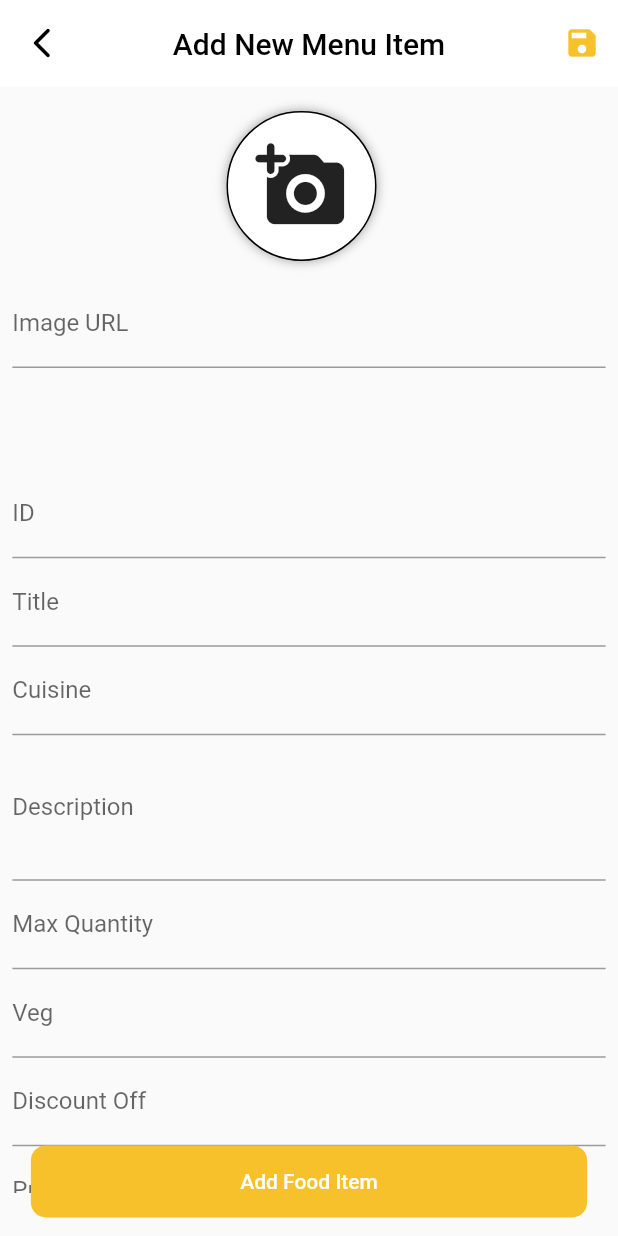
After one commit to AKSHAT564564/Foodistaan-Restuarant, a Flutter app: the EditMenuItemScreen screen opened by its route, on a phone screen of 412 x 824 dp. The commit adds this screen. Run offline on Flutter 3.47's test engine with Material 2 defaults, Android fonts, the phone set to English and light mode, and no system bars; our stand-ins replace cloud_firestore, firebase_auth, firebase_core, modal_progress_hud_nsn, rflutter_alert, sizer; accounts and stored records are empty.

Commit message:
Add Menu Item Screen---26/3/2022 6:53PM

```diff
--- a/lib/main.dart
+++ b/lib/main.dart
@@ -2,14 +2,17 @@ import 'package:firebase_auth/firebase_auth.dart';
 import 'package:flutter/material.dart';
 
 import 'package:foodistaan_restuarant/model/categoriesModel.dart';
+import 'package:foodistaan_restuarant/model/menuItemModel.dart';
 import 'package:foodistaan_restuarant/model/productModel.dart';
 import 'package:foodistaan_restuarant/provider/categorieProvider.dart';
+import 'package:foodistaan_restuarant/provider/menuItemsProvider.dart';
 import 'package:foodistaan_restuarant/provider/productsProvider.dart';
 import 'package:foodistaan_restuarant/screens/categories/categoriesScreen.dart';
 import 'package:foodistaan_restuarant/screens/home/home_page.dart';
 import 'package:firebase_core/firebase_core.dart';
 import 'package:foodistaan_restuarant/screens/insights/insights.dart';
 import 'package:foodistaan_restuarant/screens/login/login.dart';
+import 'package:foodistaan_restuarant/screens/menu/editMenuItemScreen.dart';
 import 'package:foodistaan_restuarant/screens/offers/offer.dart';
 import 'package:foodistaan_restuarant/screens/splash_screen.dart';
 import 'package:foodistaan_restuarant/mainScreenFile.dart';
@@ -150,6 +153,7 @@ class _MyAppState extends State<MyApp> {
                 'L': (context) => LoginScreen(),
                 'H': (context) => HomePage(),
                 'I': (context) => Insights(),
+                EditMenuItemScreen.routeName: (ctx) => EditMenuItemScreen(),
               },
             );
           });
--- /dev/null
+++ b/lib/model/menuItemModel.dart
@@ -0,0 +1,36 @@
+class MenuItem {
+  //Product Model
+
+  //  {
+  // "id": index,
+  // "name": "Products $index",
+  // "productImage":
+  //     "https://cdn.pixabay.com/photo/2016/10/09/14/00/vegetable-juices-1725835_960_720.jpg",
+  // "quantity": "5 x65 ml",
+  // "discount-Off": 10,
+  // "categorie": "package $index",
+  // "price": 50.0,
+  //         }
+
+  final String id;
+  final String title;
+  final String cuisine;
+  final String description;
+  final String maxQuantity;
+  final bool veg;
+  final double price;
+  final int discountOff;
+  final String image;
+
+  MenuItem({
+    required this.id,
+    required this.title,
+    required this.cuisine,
+    required this.description,
+    required this.maxQuantity,
+    required this.veg,
+    required this.price,
+    required this.discountOff,
+    required this.image,
+  });
+}
--- /dev/null
+++ b/lib/provider/menuItemsProvider.dart
@@ -0,0 +1,112 @@
+import 'package:flutter/material.dart';
+import 'package:foodistaan_restuarant/model/menuItemModel.dart';
+
+class MenuItems with ChangeNotifier {
+  List<MenuItem> _items = [
+    MenuItem(
+      id: "farm-house",
+      title: "Farm House",
+      cuisine: "pizza",
+      description:
+          "A pizza that goes ballistic on veggies! Check out this mouth watering overload of crunchy, crisp capsicum, succulent mushrooms and fresh tomatoes",
+      maxQuantity: "5",
+      veg: false,
+      discountOff: 5,
+      price: 99.0,
+      image: "https://www.dominos.co.in/files/items/Farmhouse.jpg",
+    ),
+    MenuItem(
+      id: "margherita",
+      title: "Margheita",
+      cuisine: "pizza",
+      description:
+          "A hugely popular margherita, with a deliciously tangy single cheese topping",
+      maxQuantity: "5",
+      veg: true,
+      discountOff: 0,
+      price: 99.0,
+      image: "https://www.dominos.co.in/files/items/Margherit.jpg",
+    ),
+  ];
+
+  MenuItems(this._items);
+
+  List<MenuItem> get items {
+    return [..._items];
+  }
+
+  MenuItem findById(String id) {
+    return _items.firstWhere((item) => item.id == id);
+  }
+
+//this function adds new product
+  Future<void> addMenuItem(MenuItem menuItem) async {
+    final url = '';
+    try {
+      // final response = await http.post(
+      //   url,
+      //   body: json.encode({
+      //     'id': menuItem.id,
+      //     'title': menuItem.title,
+      //     'cuisine': menuItem.cuisine,
+      //     'description': menuItem.description,
+      //     'maxQuantity': menuItem.maxQuantity,
+      //     'veg': menuItem.veg,
+      //     'discountOff': menuItem.discountOff,
+      //     'price': menuItem.price,
+      //     'image': menuItem.image,
+      //   }),
+      // );
+
+      final newMenuItem = MenuItem(
+        id: menuItem.id,
+        title: menuItem.title,
+        cuisine: menuItem.cuisine,
+        description: menuItem.description,
+        maxQuantity: menuItem.maxQuantity,
+        veg: menuItem.veg,
+        discountOff: menuItem.discountOff,
+        price: menuItem.price,
+        image: menuItem.image,
+      );
+      _items.add(newMenuItem);
+
+      notifyListeners();
+    }
+    // if we get an error during post we catch the error
+    // and execute accordingly
+    catch (error) {
+      print(error);
+      throw error;
+    }
+  }
+
+  Future<void> updateMenuItem(String id, MenuItem updateMenuItem) async {
+    final menuIndex = _items.indexWhere((menu) => menu.id == id);
+    try {
+      if (menuIndex >= 0) {
+        final url = '';
+        // await http.patch(url,
+        //     body: json.encode({
+        //       'id': updateMenuItem.id,
+        //       'title': updateMenuItem.title,
+        //       'cuisine': updateMenuItem.cuisine,
+        //       'description': updateMenuItem.description,
+        //       'maxQuantity': updateMenuItem.maxQuantity,
+        //       'veg': updateMenuItem.veg,
+        //       'discountOff': updateMenuItem.discountOff,
+        //       'price': updateMenuItem.price,
+        //       'image': updateMenuItem.image,
+        //     }));
+        _items[menuIndex] = updateMenuItem;
+        notifyListeners();
+        print('....Product Updated...');
+      } else {
+        print('....Not Update...');
+      }
+    } catch (error) {
+      print(error);
+      throw error;
+    }
+  }
+}
--- /dev/null
+++ b/lib/screens/menu/editMenuItemScreen.dart
@@ -0,0 +1,505 @@
+import 'package:flutter/material.dart';
+import 'package:foodistaan_restuarant/constants.dart';
+import 'package:foodistaan_restuarant/model/menuItemModel.dart';
+import 'package:foodistaan_restuarant/provider/menuItemsProvider.dart';
+import 'package:provider/provider.dart';
+import 'package:sizer/sizer.dart';
+
+class EditMenuItemScreen extends StatefulWidget {
+  static const routeName = '/edit-MenuItem';
+
+  @override
+  _EditMenuItemScreenState createState() => _EditMenuItemScreenState();
+}
+
+class _EditMenuItemScreenState extends State<EditMenuItemScreen> {
+  final _idFocusNode = FocusNode();
+  final _titleFocusNode = FocusNode();
+  final _cuisineFocusNode = FocusNode();
+  final _descriptionFocusNode = FocusNode();
+  final _maxQuantityFocusNode = FocusNode();
+  final _vegFocusNode = FocusNode();
+  final _discountFocusNode = FocusNode();
+  final _priceFocusNode = FocusNode();
+
+  final _imageController = TextEditingController();
+  final _imageFocusNode = FocusNode();
+  final _form = GlobalKey<FormState>();
+  var _editedMenuItem = MenuItem(
+    id: "farm-house",
+    title: "Farm House",
+    cuisine: "pizza",
+    description:
+        "A pizza that goes ballistic on veggies! Check out this mouth watering overload of crunchy, crisp capsicum, succulent mushrooms and fresh tomatoes",
+    maxQuantity: "5",
+    veg: false,
+    discountOff: 5,
+    price: 99.0,
+    image: "https://www.dominos.co.in/files/items/Farmhouse.jpg",
+  );
+  var _initValues = {
+    'id': "",
+    'title': "",
+    'cuisine': "",
+    'description': "",
+    'maxQuantity': "",
+    'veg': "",
+    'discountOff': "",
+    'price': "",
+    'image': "",
+  };
+
+  @override
+  void initState() {
+    _editedMenuItem = MenuItem(
+      id: "farm-house",
+      title: "Farm House",
+      cuisine: "pizza",
+      description:
+          "A pizza that goes ballistic on veggies! Check out this mouth watering overload of crunchy, crisp capsicum, succulent mushrooms and fresh tomatoes",
+      maxQuantity: "5",
+      veg: false,
+      discountOff: 5,
+      price: 99.0,
+      image: "https://www.dominos.co.in/files/items/Farmhouse.jpg",
+    );
+
+    _imageFocusNode.addListener(_updateImage);
+    super.initState();
+  }
+
+  @override
+  void dispose() {
+    _idFocusNode.dispose();
+    _titleFocusNode.dispose();
+    _cuisineFocusNode.dispose();
+    _descriptionFocusNode.dispose();
+    _maxQuantityFocusNode.dispose();
+    _vegFocusNode.dispose();
+    _discountFocusNode.dispose();
+    _priceFocusNode.dispose();
+    _imageController.dispose();
+    _imageFocusNode.removeListener(_updateImage);
+    _imageFocusNode.dispose();
+    super.dispose();
+  }
+
+  void _updateImage() {
+    if (!_imageFocusNode.hasFocus) {
+      if ((!_imageController.text.startsWith('http') &&
+              !_imageController.text.startsWith('https')) ||
+          (!_imageController.text.endsWith('.png') &&
+              !_imageController.text.endsWith('.jpg') &&
+              !_imageController.text.endsWith('.jpeg'))) {
+        return;
+      }
+      setState(() {});
+    }
+  }
+
+  @override
+  Widget build(BuildContext context) {
+    return Scaffold(
+      appBar: AppBar(
+        toolbarHeight: 7.h,
+        backgroundColor: Colors.white,
+        elevation: 0,
+        leading: IconButton(
+          onPressed: () {
+            Navigator.of(context).pop();
+          },
+          icon: Icon(Icons.arrow_back_ios_new_rounded, color: Colors.black),
+        ),
+        actions: <Widget>[
+          IconButton(
+            onPressed: () {},
+            icon: Icon(Icons.save, color: kYellow),
+          ),
+        ],
+        title: Text(
+          "Add New Menu Item",
+          style: TextStyle(color: Colors.black),
+        ),
+        centerTitle: true,
+      ),
+      body: Stack(
+        alignment: Alignment.bottomCenter,
+        children: [
+          Container(
+            height: 100.h,
+            width: 100.w,
+            margin: EdgeInsets.only(bottom: 2.5.h),
+            padding: EdgeInsets.all(1.h),
+            child: ListView(
+              children: <Widget>[
+                Container(
+                  height: 30.h,
+                  child: Column(
+                    crossAxisAlignment: CrossAxisAlignment.center,
+                    children: <Widget>[
+                      Container(
+                        width: 100,
+                        height: 100,
+                        //  margin: EdgeInsets.only(top: 15, right: 10),
+                        margin: EdgeInsets.only(
+                          top: 8,
+                          right: 10,
+                        ),
+                        decoration: BoxDecoration(
+                            border: Border.all(width: 1, color: Colors.black),
+                            // borderRadius: BorderRadius.all(Radius.circular(20)),
+                            shape: BoxShape.circle,
+                            boxShadow: [
+                              BoxShadow(
+                                color: Colors.grey,
+                                blurRadius: 6.0,
+                              ),
+                            ],
+                            color: Colors.white),
+
+                        child: _imageController.text.isEmpty
+                            ? Container(
+                                child: Icon(
+                                Icons.add_a_photo_rounded,
+                                size: 45.sp,
+                              ))
+                            : Container(
+                                decoration: BoxDecoration(
+                                  color: Colors.white,
+                                  borderRadius:
+                                      BorderRadius.all(Radius.circular(20)),
+                                  image: DecorationImage(
+                                    fit: BoxFit.fill,
+                                    image: NetworkImage(_imageController.text),
+                                  ),
+                                ),
+                              ),
+                      ),
+                      SizedBox(
+                        height: 1.5.h,
+                      ),
+                      Expanded(
+                        child: TextFormField(
+                          decoration: InputDecoration(labelText: 'Image URL'),
+                          keyboardType: TextInputType.url,
+                          textInputAction: TextInputAction.done,
+                          controller: _imageController,
+                          focusNode: _imageFocusNode,
+                          onFieldSubmitted: (_) {
+                            FocusScope.of(context).requestFocus(_idFocusNode);
+                          },
+                          validator: (value) {
+                            if (value!.isEmpty) {
+                              return 'Please enter an image URL.';
+                            }
+                            if (!value.startsWith('http') &&
+                                !value.startsWith('https')) {
+                              return 'Please enter a valid URL.';
+                            }
+                            if (!value.endsWith('.png') &&
+                                !value.endsWith('.jpg') &&
+                                !value.endsWith('.jpeg')) {
+                              return 'The Image URL is not correct.';
+                            }
+                            return null;
+                          },
+                          onSaved: (value) {
+                            _editedMenuItem = MenuItem(
+                              id: _editedMenuItem.id,
+                              title: _editedMenuItem.title,
+                              cuisine: _editedMenuItem.cuisine,
+                              description: _editedMenuItem.description,
+                              maxQuantity: _editedMenuItem.maxQuantity,
+                              veg: _editedMenuItem.veg,
+                              discountOff: _editedMenuItem.discountOff,
+                              price: _editedMenuItem.price,
+                              image: value!,
+                            );
+                          },
+                        ),
+                      ),
+                    ],
+                  ),
+                ),
+                TextFormField(
+                  initialValue: _initValues['id'],
+                  decoration: InputDecoration(labelText: 'ID'),
+                  textInputAction: TextInputAction.next,
+                  focusNode: _idFocusNode,
+                  onFieldSubmitted: (_) {
+                    FocusScope.of(context).requestFocus(_titleFocusNode);
+                  },
+                  validator: (value) {
+                    if (value!.isEmpty) {
+                      return 'The ID must not be empty.';
+                    }
+                    return null;
+                  },
+                  onSaved: (value) {
+                    _editedMenuItem = MenuItem(
+                      id: value!,
+                      title: _editedMenuItem.title,
+                      cuisine: _editedMenuItem.cuisine,
+                      description: _editedMenuItem.description,
+                      maxQuantity: _editedMenuItem.maxQuantity,
+                      veg: _editedMenuItem.veg,
+                      discountOff: _editedMenuItem.discountOff,
+                      price: _editedMenuItem.price,
+                      image: _editedMenuItem.image,
+                    );
+                  },
+                ),
+                TextFormField(
+                  initialValue: _initValues['title'],
+                  decoration: InputDecoration(labelText: 'Title'),
+                  textInputAction: TextInputAction.next,
+                  focusNode: _titleFocusNode,
+                  onFieldSubmitted: (_) {
+                    FocusScope.of(context).requestFocus(_cuisineFocusNode);
+                  },
+                  validator: (value) {
+                    if (value!.isEmpty) {
+                      return 'The title must not be empty.';
+                    }
+                    return null;
+                  },
+                  onSaved: (value) {
+                    _editedMenuItem = MenuItem(
+                      id: _editedMenuItem.id,
+                      title: value!,
+                      cuisine: _editedMenuItem.cuisine,
+                      description: _editedMenuItem.description,
+                      maxQuantity: _editedMenuItem.maxQuantity,
+                      veg: _editedMenuItem.veg,
+                      discountOff: _editedMenuItem.discountOff,
+                      price: _editedMenuItem.price,
+                      image: _editedMenuItem.image,
+                    );
+                  },
+                ),
+                TextFormField(
+                  initialValue: _initValues['cuisine'],
+                  decoration: InputDecoration(labelText: 'Cuisine'),
+                  textInputAction: TextInputAction.next,
+                  focusNode: _cuisineFocusNode,
+                  onFieldSubmitted: (_) {
+                    FocusScope.of(context).requestFocus(_descriptionFocusNode);
+                  },
+                  validator: (value) {
+                    if (value!.isEmpty) {
+                      return 'The Cuisine must not be empty.';
+                    }
+                    return null;
+                  },
+                  onSaved: (value) {
+                    _editedMenuItem = MenuItem(
+                      id: _editedMenuItem.id,
+                      title: _editedMenuItem.title,
+                      cuisine: value!,
+                      description: _editedMenuItem.description,
+                      maxQuantity: _editedMenuItem.maxQuantity,
+                      veg: _editedMenuItem.veg,
+                      discountOff: _editedMenuItem.discountOff,
+                      price: _editedMenuItem.price,
+                      image: _editedMenuItem.image,
+                    );
+                  },
+                ),
+                TextFormField(
+                  initialValue: _initValues['description'],
+                  decoration: InputDecoration(labelText: 'Description'),
+                  maxLines: 3,
+                  keyboardType: TextInputType.multiline,
+                  focusNode: _descriptionFocusNode,
+                  onFieldSubmitted: (_) {
+                    FocusScope.of(context).requestFocus(_maxQuantityFocusNode);
+                  },
+                  validator: (value) {
+                    if (value!.isEmpty) {
+                      return 'The description must not be empty.';
+                    }
+                    if (value.length < 10) {
+                      return 'The description must be atleast 10 characters.';
+                    }
+                    return null;
+                  },
+                  onSaved: (value) {
+                    _editedMenuItem = MenuItem(
+                      id: _editedMenuItem.id,
+                      title: _editedMenuItem.title,
+                      cuisine: _editedMenuItem.cuisine,
+                      description: value!,
+                      maxQuantity: _editedMenuItem.maxQuantity,
+                      veg: _editedMenuItem.veg,
+                      discountOff: _editedMenuItem.discountOff,
+                      price: _editedMenuItem.price,
+                      image: _editedMenuItem.image,
+                    );
+                  },
+                ),
+                TextFormField(
+                  initialValue: _initValues['maxQuantity'],
+                  decoration: InputDecoration(labelText: 'Max Quantity'),
+                  textInputAction: TextInputAction.next,
+                  keyboardType: TextInputType.number,
+                  focusNode: _maxQuantityFocusNode,
+                  onFieldSubmitted: (_) {
+                    FocusScope.of(context).requestFocus(_vegFocusNode);
+                  },
+                  validator: (value) {
+                    if (value!.isEmpty) {
+                      return 'The Max Quantity must not be empty.';
+                    }
+                    if (int.tryParse(value) == null) {
+                      return 'The Max Quantity must be in a number format.';
+                    }
+                    if (int.parse(value) <= 0) {
+                      return 'The Max Quantity should not be less than zero.';
+                    }
+                    return null;
+                  },
+                  onSaved: (value) {
+                    _editedMenuItem = MenuItem(
+                      id: _editedMenuItem.id,
+                      title: _editedMenuItem.title,
+                      cuisine: _editedMenuItem.cuisine,
+                      description: _editedMenuItem.description,
+                      maxQuantity: value!,
+                      veg: _editedMenuItem.veg,
+                      discountOff: _editedMenuItem.discountOff,
+                      price: _editedMenuItem.price,
+                      image: _editedMenuItem.image,
+                    );
+                  },
+                ),
+                TextFormField(
+                  initialValue: _initValues['veg'],
+                  decoration: InputDecoration(labelText: 'Veg'),
+                  textInputAction: TextInputAction.next,
+                  keyboardType: TextInputType.number,
+                  focusNode: _vegFocusNode,
+                  onFieldSubmitted: (_) {
+                    FocusScope.of(context).requestFocus(_discountFocusNode);
+                  },
+                  validator: (value) {
+                    if (value!.isEmpty) {
+                      return 'The Veg must not be empty.';
+                    }
+
+                    return null;
+                  },
+                  onSaved: (value) {
+                    _editedMenuItem = MenuItem(
+                      id: _editedMenuItem.id,
+                      title: _editedMenuItem.title,
+                      cuisine: _editedMenuItem.cuisine,
+                      description: _editedMenuItem.description,
+                      maxQuantity: _editedMenuItem.maxQuantity,
+                      veg: (String.fromEnvironment(value!) == "true")
+                          ? true
+                          : (String.fromEnvironment(value) == "false")
+                              ? false
+                              : false,
+                      discountOff: _editedMenuItem.discountOff,
+                      price: _editedMenuItem.price,
+                      image: _editedMenuItem.image,
+                    );
+                  },
+                ),
+                TextFormField(
+                  initialValue: _initValues['discountOff'],
+                  decoration: InputDecoration(labelText: 'Discount Off'),
+                  textInputAction: TextInputAction.next,
+                  keyboardType: TextInputType.number,
+                  focusNode: _discountFocusNode,
+                  onFieldSubmitted: (_) {
+                    FocusScope.of(context).requestFocus(_priceFocusNode);
+                  },
+                  validator: (value) {
+                    if (value!.isEmpty) {
+                      return 'The Discount Off must not be empty.';
+                    }
+                    if (int.tryParse(value) == null) {
+                      return 'The Discount Off must be in a number format.';
+                    }
+                    if (int.parse(value) < 0) {
+                      return 'The Discount Off should not be less than zero.';
+                    }
+                    return null;
+                  },
+                  onSaved: (value) {
+                    _editedMenuItem = MenuItem(
+                      id: _editedMenuItem.id,
+                      title: _editedMenuItem.title,
+                      cuisine: _editedMenuItem.cuisine,
+                      description: _editedMenuItem.description,
+                      maxQuantity: _editedMenuItem.maxQuantity,
+                      veg: _editedMenuItem.veg,
+                      discountOff: int.parse(value!),
+                      price: _editedMenuItem.price,
+                      image: _editedMenuItem.image,
+                    );
+                  },
+                ),
+                TextFormField(
+                  initialValue: _initValues['price'],
+                  decoration: InputDecoration(labelText: 'Price'),
+                  textInputAction: TextInputAction.next,
+                  keyboardType: TextInputType.number,
+                  focusNode: _priceFocusNode,
+                  onFieldSubmitted: (_) {
+                    null;
+                  },
+                  validator: (value) {
+                    if (value!.isEmpty) {
+                      return 'The price must not be empty.';
+                    }
+                    if (double.tryParse(value) == null) {
+                      return 'The price must be in a number format.';
+                    }
+                    if (double.parse(value) <= 0) {
+                      return 'The price should not be less than zero.';
+                    }
+                    return null;
+                  },
+                  onSaved: (value) {
+                    _editedMenuItem = MenuItem(
+                      id: _editedMenuItem.id,
+                      title: _editedMenuItem.title,
+                      cuisine: _editedMenuItem.cuisine,
+                      description: _editedMenuItem.description,
+                      maxQuantity: _editedMenuItem.maxQuantity,
+                      veg: _editedMenuItem.veg,
+                      discountOff: _editedMenuItem.discountOff,
+                      price: double.parse(value!),
+                      image: _editedMenuItem.image,
+                    );
+                  },
+                ),
+                SizedBox(
+                  height: 10.h,
+                ),
+              ],
+            ),
+          ),
+          Container(
+            margin: EdgeInsets.only(top: 1.5.h, bottom: 1.5.h),
+            decoration: BoxDecoration(
+              borderRadius: BorderRadius.circular(10),
+              color: kYellow,
+            ),
+            width: MediaQuery.of(context).size.width * 0.9,
+            child: MaterialButton(
+              elevation: 5,
+              onPressed: () {},
+              child: Text(
+                "Add Food Item",
+                style: TextStyle(color: Colors.white),
+              ),
+            ),
+          ),
+        ],
+      ),
+    );
+  }
+}
```
Also changed, not shown: lib/screens/menu/menu_widget.dart (+14 -1 lines).
